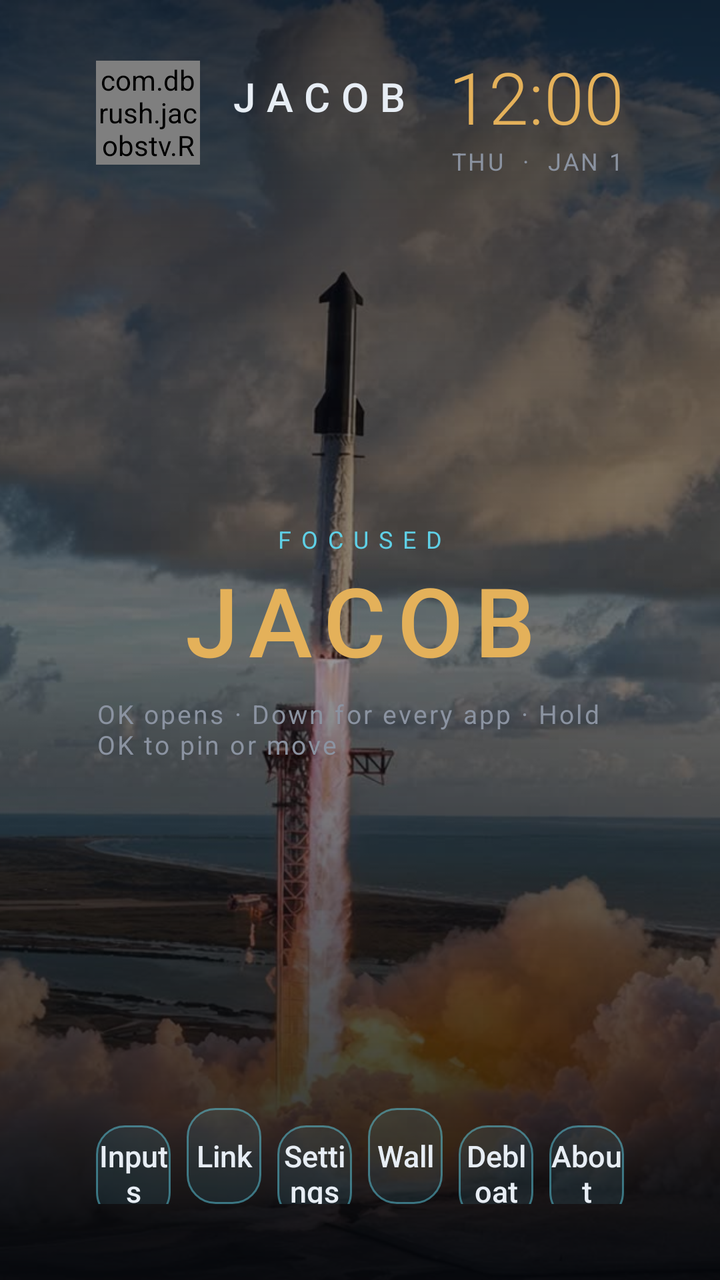
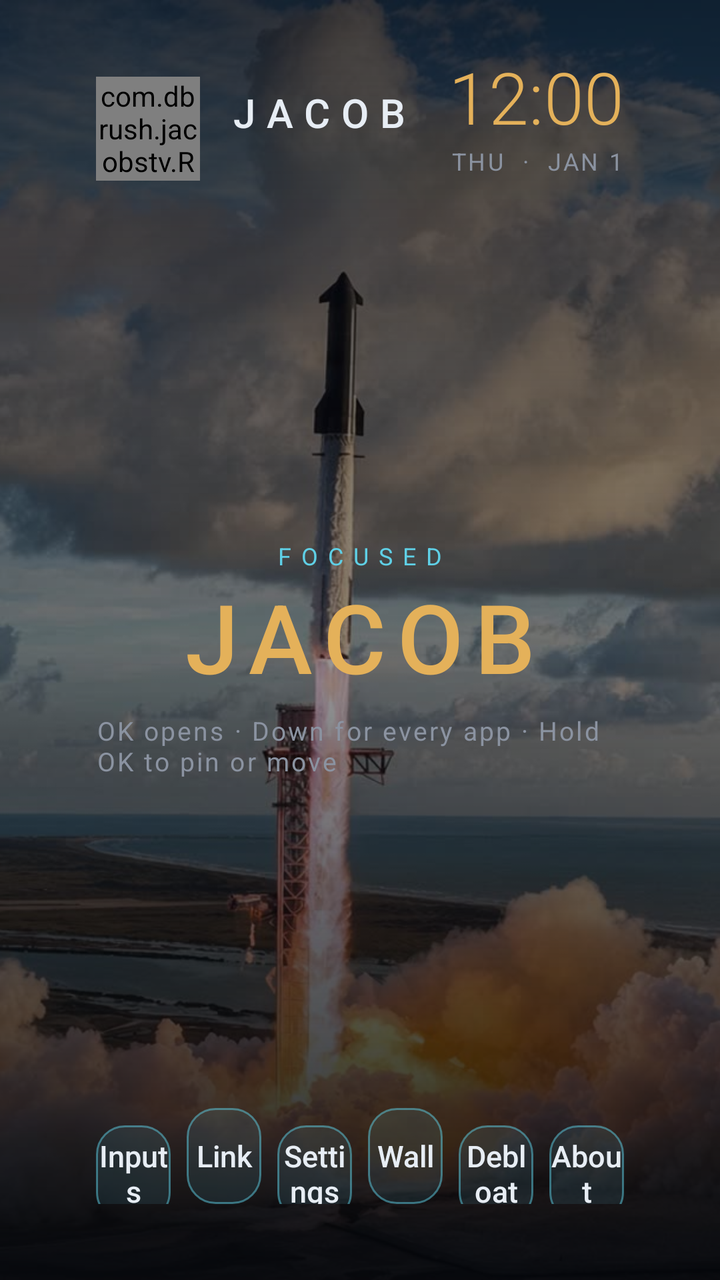

An Android layout rendered at two revisions. The XML below is the earlier revision; the diff shows what the commit changed to produce the second picture.
<!-- AndroidManifest.xml: application theme Theme.JacobsTv -->
<!-- res/layout/activity_main.xml -->
<?xml version="1.0" encoding="utf-8"?>
<FrameLayout xmlns:android="http://schemas.android.com/apk/res/android"
    android:layout_width="match_parent"
    android:layout_height="match_parent"
    android:background="@color/bg">

    <ImageView
        android:id="@+id/wallpaper"
        android:layout_width="match_parent"
        android:layout_height="match_parent"
        android:contentDescription="@string/wall"
        android:scaleType="centerCrop"
        android:src="@drawable/bg_rocket" />

    <View
        android:layout_width="match_parent"
        android:layout_height="match_parent"
        android:background="@drawable/bg_scrim" />

    <LinearLayout
        android:id="@+id/home"
        android:layout_width="match_parent"
        android:layout_height="match_parent"
        android:orientation="vertical"
        android:paddingStart="48dp"
        android:paddingTop="24dp"
        android:paddingEnd="48dp"
        android:paddingBottom="20dp">

        <LinearLayout
            android:layout_width="match_parent"
            android:layout_height="wrap_content"
            android:gravity="center_vertical"
            android:orientation="horizontal">

            <com.dbrush.jacobstv.ReactorView
                android:layout_width="52dp"
                android:layout_height="52dp" />

            <LinearLayout
                android:layout_width="0dp"
                android:layout_height="wrap_content"
                android:layout_marginStart="14dp"
                android:layout_weight="1"
                android:orientation="vertical">

                <TextView
                    android:layout_width="wrap_content"
                    android:layout_height="wrap_content"
                    android:fontFamily="sans-serif-medium"
                    android:letterSpacing="0.28"
                    android:text="@string/header_name"
                    android:textColor="@color/fg"
                    android:textSize="20sp" />

                <TextView
                    android:id="@+id/stats"
                    android:layout_width="wrap_content"
                    android:layout_height="wrap_content"
                    android:letterSpacing="0.12"
                    android:textColor="@color/cyan"
                    android:textSize="12sp" />
            </LinearLayout>

            <LinearLayout
                android:layout_width="wrap_content"
                android:layout_height="wrap_content"
                android:gravity="end"
                android:orientation="vertical">

                <TextClock
                    android:layout_width="wrap_content"
                    android:layout_height="wrap_content"
                    android:fontFamily="sans-serif-light"
                    android:format12Hour="h:mm"
                    android:format24Hour="H:mm"
                    android:textColor="@color/gold"
                    android:textSize="36sp" />

                <TextClock
                    android:layout_width="wrap_content"
                    android:layout_height="wrap_content"
                    android:format12Hour="EEE  ·  MMM d"
                    android:format24Hour="EEE  ·  MMM d"
                    android:letterSpacing="0.1"
                    android:textAllCaps="true"
                    android:textColor="@color/muted"
                    android:textSize="12sp" />
            </LinearLayout>
        </LinearLayout>

        <LinearLayout
            android:layout_width="match_parent"
            android:layout_height="0dp"
            android:layout_weight="1"
            android:gravity="center"
            android:orientation="vertical">

            <TextView
                android:id="@+id/shelfKicker"
                android:layout_width="wrap_content"
                android:layout_height="wrap_content"
                android:letterSpacing="0.42"
                android:text="@string/focused"
                android:textColor="@color/cyan"
                android:textSize="12sp" />

            <TextView
                android:id="@+id/shelfName"
                android:layout_width="match_parent"
                android:layout_height="wrap_content"
                android:fontFamily="sans-serif-medium"
                android:gravity="center"
                android:letterSpacing="0.12"
                android:text="@string/jacob"
                android:textColor="@color/gold"
                android:textSize="48sp" />

            <TextView
                android:layout_width="wrap_content"
                android:layout_height="wrap_content"
                android:layout_marginTop="6dp"
                android:letterSpacing="0.08"
                android:text="@string/shelf_hint"
                android:textColor="@color/muted"
                android:textSize="13sp" />
        </LinearLayout>

        <LinearLayout
            android:layout_width="match_parent"
            android:layout_height="wrap_content"
            android:orientation="horizontal">

            <TextView
                android:id="@+id/chipInputs"
                style="@style/HudChip"
                android:layout_marginEnd="8dp"
                android:text="@string/inputs" />

            <TextView
                android:id="@+id/chipLink"
                style="@style/HudChip"
                android:layout_marginEnd="8dp"
                android:text="@string/link" />

            <TextView
                android:id="@+id/chipSettings"
                style="@style/HudChip"
                android:layout_marginEnd="8dp"
                android:text="@string/settings" />

            <TextView
                android:id="@+id/chipWall"
                style="@style/HudChip"
                android:layout_marginEnd="8dp"
                android:text="@string/wall" />

            <TextView
                android:id="@+id/chipDebloat"
                style="@style/HudChip"
                android:layout_marginEnd="8dp"
                android:text="@string/debloat" />

            <TextView
                android:id="@+id/chipAbout"
                style="@style/HudChip"
                android:text="@string/about" />
        </LinearLayout>

        <HorizontalScrollView
            android:layout_width="match_parent"
            android:layout_height="wrap_content"
            android:layout_marginTop="14dp"
            android:scrollbars="none">

            <LinearLayout
                android:id="@+id/dock"
                android:layout_width="wrap_content"
                android:layout_height="wrap_content"
                android:background="@drawable/bg_dock"
                android:orientation="horizontal"
                android:paddingStart="12dp"
                android:paddingTop="4dp"
                android:paddingEnd="12dp"
                android:paddingBottom="0dp" />
        </HorizontalScrollView>
    </LinearLayout>

    <FrameLayout
        android:id="@+id/library"
        android:layout_width="match_parent"
        android:layout_height="match_parent"
        android:background="#F205070B"
        android:clickable="true"
        android:visibility="gone">

        <LinearLayout
            android:layout_width="match_parent"
            android:layout_height="match_parent"
            android:orientation="vertical"
            android:paddingStart="48dp"
            android:paddingTop="28dp"
            android:paddingEnd="48dp"
            android:paddingBottom="24dp">

            <TextView
                android:layout_width="wrap_content"
                android:layout_height="wrap_content"
                android:letterSpacing="0.32"
                android:text="@string/all_apps"
                android:textColor="@color/cyan"
                android:textSize="12sp" />

            <TextView
                android:layout_width="wrap_content"
                android:layout_height="wrap_content"
                android:layout_marginTop="4dp"
                android:text="@string/library_hint"
                android:textColor="@color/muted"
                android:textSize="14sp" />

            <GridView
                android:id="@+id/libraryGrid"
                android:layout_width="match_parent"
                android:layout_height="0dp"
                android:layout_marginTop="16dp"
                android:layout_weight="1"
                android:columnWidth="148dp"
                android:gravity="center"
                android:horizontalSpacing="14dp"
                android:listSelector="@android:color/transparent"
                android:numColumns="auto_fit"
                android:stretchMode="columnWidth"
                android:verticalSpacing="14dp" />
        </LinearLayout>
    </FrameLayout>

    <FrameLayout
        android:id="@+id/menu"
        android:layout_width="match_parent"
        android:layout_height="match_parent"
        android:background="#CC05070B"
        android:clickable="true"
        android:visibility="gone">

        <LinearLayout
            android:layout_width="460dp"
            android:layout_height="wrap_content"
            android:layout_gravity="center"
            android:background="@drawable/bg_card"
            android:orientation="vertical"
            android:padding="24dp">

            <TextView
                android:layout_width="wrap_content"
                android:layout_height="wrap_content"
                android:letterSpacing="0.36"
                android:text="@string/tile"
                android:textColor="@color/cyan"
                android:textSize="12sp" />

            <TextView
                android:id="@+id/menuTitle"
                android:layout_width="match_parent"
                android:layout_height="wrap_content"
                android:layout_marginTop="8dp"
                android:textColor="@color/gold"
                android:textSize="26sp" />

            <TextView
                android:id="@+id/menuMoveLeft"
                style="@style/HudChip"
                android:layout_width="match_parent"
                android:layout_height="48dp"
                android:layout_marginTop="16dp"
                android:layout_weight="0"
                android:text="@string/move_left" />

            <TextView
                android:id="@+id/menuMoveRight"
                style="@style/HudChip"
                android:layout_width="match_parent"
                android:layout_height="48dp"
                android:layout_marginTop="8dp"
                android:layout_weight="0"
                android:text="@string/move_right" />

            <TextView
                android:id="@+id/menuRemove"
                style="@style/HudChip"
                android:layout_width="match_parent"
                android:layout_height="48dp"
                android:layout_marginTop="8dp"
                android:layout_weight="0"
                android:text="@string/remove_dock" />

            <TextView
                android:id="@+id/menuPin"
                style="@style/HudChip"
                android:layout_width="match_parent"
                android:layout_height="48dp"
                android:layout_marginTop="8dp"
                android:layout_weight="0"
                android:text="@string/pin_dock" />

            <TextView
                android:id="@+id/menuInfo"
                style="@style/HudChip"
                android:layout_width="match_parent"
                android:layout_height="48dp"
                android:layout_marginTop="8dp"
                android:layout_weight="0"
                android:text="@string/app_info" />

            <TextView
                android:id="@+id/menuClose"
                style="@style/HudChip"
                android:layout_width="match_parent"
                android:layout_height="48dp"
                android:layout_marginTop="8dp"
                android:layout_weight="0"
                android:text="@string/close" />
        </LinearLayout>
    </FrameLayout>

    <FrameLayout
        android:id="@+id/debloat"
        android:layout_width="match_parent"
        android:layout_height="match_parent"
        android:background="#CC05070B"
        android:clickable="true"
        android:visibility="gone">

        <LinearLayout
            android:layout_width="match_parent"
            android:layout_height="wrap_content"
            android:layout_gravity="center"
            android:layout_margin="48dp"
            android:background="@drawable/bg_card"
            android:orientation="vertical"
            android:padding="28dp">

            <TextView
                android:layout_width="wrap_content"
                android:layout_height="wrap_content"
                android:letterSpacing="0.36"
                android:text="@string/debloat"
                android:textColor="@color/cyan"
                android:textSize="12sp" />

            <TextView
                android:id="@+id/debloatBody"
                android:layout_width="match_parent"
                android:layout_height="wrap_content"
                android:layout_marginTop="12dp"
                android:lineSpacingExtra="4dp"
                android:text="@string/debloat_body"
                android:textColor="@color/fg"
                android:textSize="18sp" />

            <TextView
                android:id="@+id/debloatRun"
                style="@style/HudChip"
                android:layout_width="match_parent"
                android:layout_height="52dp"
                android:layout_marginTop="18dp"
                android:layout_weight="0"
                android:text="@string/debloat_run" />

            <TextView
                android:id="@+id/debloatClose"
                style="@style/HudChip"
                android:layout_width="match_parent"
                android:layout_height="52dp"
                android:layout_marginTop="8dp"
                android:layout_weight="0"
                android:text="@string/close" />
        </LinearLayout>
    </FrameLayout>

    <FrameLayout
        android:id="@+id/dream"
        android:layout_width="match_parent"
        android:layout_height="match_parent"
        android:background="@color/bg"
        android:clickable="true"
        android:focusable="true"
        android:visibility="gone">

        <LinearLayout
            android:id="@+id/dreamClock"
            android:layout_width="wrap_content"
            android:layout_height="wrap_content"
            android:layout_gravity="center"
            android:gravity="center"
            android:orientation="vertical">

            <com.dbrush.jacobstv.ReactorView
                android:layout_width="72dp"
                android:layout_height="72dp" />

            <TextClock
                android:layout_width="wrap_content"
                android:layout_height="wrap_content"
                android:layout_marginTop="12dp"
                android:fontFamily="sans-serif-light"
                android:format12Hour="h:mm"
                android:format24Hour="H:mm"
                android:textColor="@color/gold"
                android:textSize="84sp" />
        </LinearLayout>
    </FrameLayout>

    <FrameLayout
        android:id="@+id/welcome"
        android:layout_width="match_parent"
        android:layout_height="match_parent"
        android:background="@color/bg"
        android:clickable="true"
        android:focusable="true"
        android:visibility="gone">

        <com.dbrush.jacobstv.ReactorView
            android:layout_width="220dp"
            android:layout_height="220dp"
            android:layout_gravity="center"
            android:layout_marginBottom="120dp" />

        <LinearLayout
            android:layout_width="match_parent"
            android:layout_height="wrap_content"
            android:layout_gravity="center"
            android:layout_marginTop="80dp"
            android:gravity="center"
            android:orientation="vertical">

            <TextView
                android:id="@+id/wordWelcome"
                android:layout_width="wrap_content"
                android:layout_height="wrap_content"
                android:fontFamily="sans-serif-medium"
                android:letterSpacing="0.5"
                android:text="@string/welcome"
                android:textColor="@color/cyan"
                android:textSize="16sp" />

            <TextView
                android:id="@+id/wordJacob"
                android:layout_width="wrap_content"
                android:layout_height="wrap_content"
                android:fontFamily="sans-serif-medium"
                android:letterSpacing="0.22"
                android:text="@string/jacob"
                android:textColor="@color/gold"
                android:textSize="64sp" />

            <TextView
                android:id="@+id/wordStatus"
                android:layout_width="wrap_content"
                android:layout_height="wrap_content"
                android:layout_marginTop="8dp"
                android:letterSpacing="0.28"
                android:text="@string/nominal"
                android:textColor="@color/fg"
                android:textSize="14sp" />
        </LinearLayout>
    </FrameLayout>

    <FrameLayout
        android:id="@+id/about"
        android:layout_width="match_parent"
        android:layout_height="match_parent"
        android:background="#CC05070B"
        android:clickable="true"
        android:visibility="gone">

        <LinearLayout
            android:id="@+id/aboutCard"
            android:layout_width="560dp"
            android:layout_height="wrap_content"
            android:layout_gravity="center"
            android:background="@drawable/bg_card"
            android:orientation="vertical"
            android:padding="28dp">

            <TextView
                android:layout_width="wrap_content"
                android:layout_height="wrap_content"
                android:letterSpacing="0.4"
                android:text="@string/about_kicker"
                android:textColor="@color/cyan"
                android:textSize="12sp" />

            <TextView
                android:layout_width="match_parent"
                android:layout_height="wrap_content"
                android:layout_marginTop="12dp"
                android:fontFamily="sans-serif-medium"
                android:text="@string/about_line"
                android:textColor="@color/gold"
                android:textSize="28sp" />

            <TextView
                android:layout_width="match_parent"
                android:layout_height="wrap_content"
                android:layout_marginTop="14dp"
                android:lineSpacingExtra="4dp"
                android:text="@string/about_body"
                android:textColor="@color/fg"
                android:textSize="18sp" />

            <LinearLayout
                android:layout_width="match_parent"
                android:layout_height="wrap_content"
                android:layout_marginTop="22dp"
                android:orientation="horizontal">

                <TextView
                    android:id="@+id/replayWelcome"
                    android:layout_width="0dp"
                    android:layout_height="52dp"
                    android:layout_marginEnd="10dp"
                    android:layout_weight="1"
                    android:background="@drawable/bg_button"
                    android:clickable="true"
                    android:focusable="true"
                    android:gravity="center"
                    android:text="@string/replay"
                    android:textColor="@color/button_text"
                    android:textSize="16sp" />

                <TextView
                    android:id="@+id/closeAbout"
                    android:layout_width="0dp"
                    android:layout_height="52dp"
                    android:layout_weight="1"
                    android:background="@drawable/bg_button"
                    android:clickable="true"
                    android:focusable="true"
                    android:gravity="center"
                    android:text="@string/close"
                    android:textColor="@color/button_text"
                    android:textSize="16sp" />
            </LinearLayout>
        </LinearLayout>
    </FrameLayout>
</FrameLayout>
<!-- resources referenced by this layout -->
<resources>
  <color name="bg">#05070B</color>
  <color name="cyan">#5FD0E6</color>
  <color name="fg">#E7EDF4</color>
  <color name="gold">#E4B15A</color>
  <color name="muted">#8B93A1</color>
  <!-- drawable bg_card (drawable) -->
  <?xml version="1.0" encoding="utf-8"?>
  <shape xmlns:android="http://schemas.android.com/apk/res/android">
      <solid android:color="@color/bg" />
      <stroke android:width="1dp" android:color="@color/gold" />
      <corners android:radius="8dp" />
  </shape>
  <!-- drawable bg_dock (drawable) -->
  <?xml version="1.0" encoding="utf-8"?>
  <layer-list xmlns:android="http://schemas.android.com/apk/res/android">
      <item android:top="78dp">
          <shape>
              <gradient
                  android:angle="270"
                  android:startColor="#665FD0E6"
                  android:endColor="#005FD0E6" />
          </shape>
      </item>
      <item android:top="76dp" android:bottom="18dp">
          <shape>
              <solid android:color="#CCF4FBFF" />
          </shape>
      </item>
  </layer-list>
  <!-- drawable bg_scrim (drawable) -->
  <?xml version="1.0" encoding="utf-8"?>
  <shape xmlns:android="http://schemas.android.com/apk/res/android">
      <gradient
          android:angle="270"
          android:startColor="#C005070B"
          android:centerColor="#6605070B"
          android:endColor="#E605070B" />
  </shape>
  <string name="about">About</string>
  <string name="about_body">A Stark-styled home for this Vizio. Dock on the bottom, the focused app in big type, inputs up front, and a clock that drifts so it does not burn in. No recommendation rows. No ads.</string>
  <string name="about_kicker">ABOUT</string>
  <string name="about_line">Dallas built this because Dallas kicks ass</string>
  <string name="all_apps">ALL APPS</string>
  <string name="app_info">App info</string>
  <string name="close">Close</string>
  <string name="debloat">Debloat</string>
  <string name="debloat_body">Recommendation rows are already hidden on this home. Disable stops them from running. Nothing is uninstalled. If the TV refuses, run tools/debloat.sh from a computer. tools/restore.sh puts them back.</string>
  <string name="debloat_run">Disable bloat on this TV</string>
  <string name="focused">FOCUSED</string>
  <string name="header_name">JACOB</string>
  <string name="inputs">Inputs</string>
  <string name="jacob">JACOB</string>
  <string name="library_hint">Stock recommendation rows stay off this grid. Hold OK to pin a tile to the dock.</string>
  <string name="link">Link</string>
  <string name="move_left">Move left</string>
  <string name="move_right">Move right</string>
  <string name="nominal">ALL SYSTEMS NOMINAL</string>
  <string name="pin_dock">Pin to dock</string>
  <string name="remove_dock">Remove from dock</string>
  <string name="replay">Replay welcome</string>
  <string name="settings">Settings</string>
  <string name="shelf_hint">OK opens   ·   Down for every app   ·   Hold OK to pin or move</string>
  <string name="tile">TILE</string>
  <string name="wall">Wall</string>
  <string name="welcome">WELCOME</string>
  <style name="HudChip">
          <item name="android:layout_width">0dp</item>
          <item name="android:layout_height">48dp</item>
          <item name="android:layout_weight">1</item>
          <item name="android:background">@drawable/bg_button</item>
          <item name="android:clickable">true</item>
          <item name="android:focusable">true</item>
          <item name="android:fontFamily">sans-serif-medium</item>
          <item name="android:gravity">center</item>
          <item name="android:textColor">@color/button_text</item>
          <item name="android:textSize">15sp</item>
      </style>
  <style name="Theme.JacobsTv" parent="@android:style/Theme.NoTitleBar.Fullscreen">
          <item name="android:windowBackground">@color/bg</item>
          <item name="android:colorBackground">@color/bg</item>
          <item name="android:windowFullscreen">true</item>
          <item name="android:fontFamily">sans-serif</item>
      </style>
  <!-- unchanged entries left out for length: 2 -->
</resources>

<!-- the commit's change to res/layout/activity_main.xml (unified diff, before → after) -->
@@ -85,6 +85,14 @@
                     android:letterSpacing="0.1"
                     android:textAllCaps="true"
                     android:textColor="@color/muted"
+                    android:textSize="12sp" />
+
+                <TextView
+                    android:id="@+id/weather"
+                    android:layout_width="wrap_content"
+                    android:layout_height="wrap_content"
+                    android:letterSpacing="0.14"
+                    android:textColor="@color/cyan"
                     android:textSize="12sp" />
             </LinearLayout>
         </LinearLayout>
<!-- resource entries referenced after the edit -->
@@ -8,9 +8,9 @@
   <!-- drawable bg_card (drawable) -->
   <?xml version="1.0" encoding="utf-8"?>
   <shape xmlns:android="http://schemas.android.com/apk/res/android">
-      <solid android:color="@color/bg" />
-      <stroke android:width="1dp" android:color="@color/gold" />
-      <corners android:radius="8dp" />
+      <solid android:color="#D6071820" />
+      <stroke android:width="1dp" android:color="#805FD0E6" />
+      <corners android:radius="16dp" />
   </shape>
   <!-- drawable bg_dock (drawable) -->
   <?xml version="1.0" encoding="utf-8"?>
